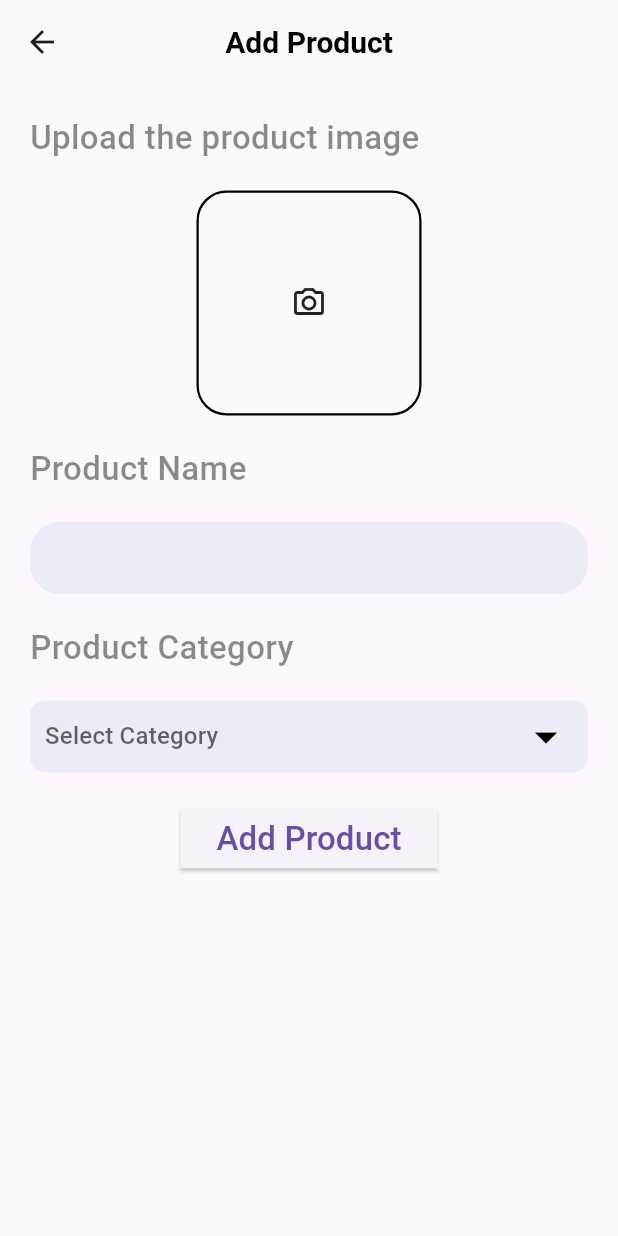
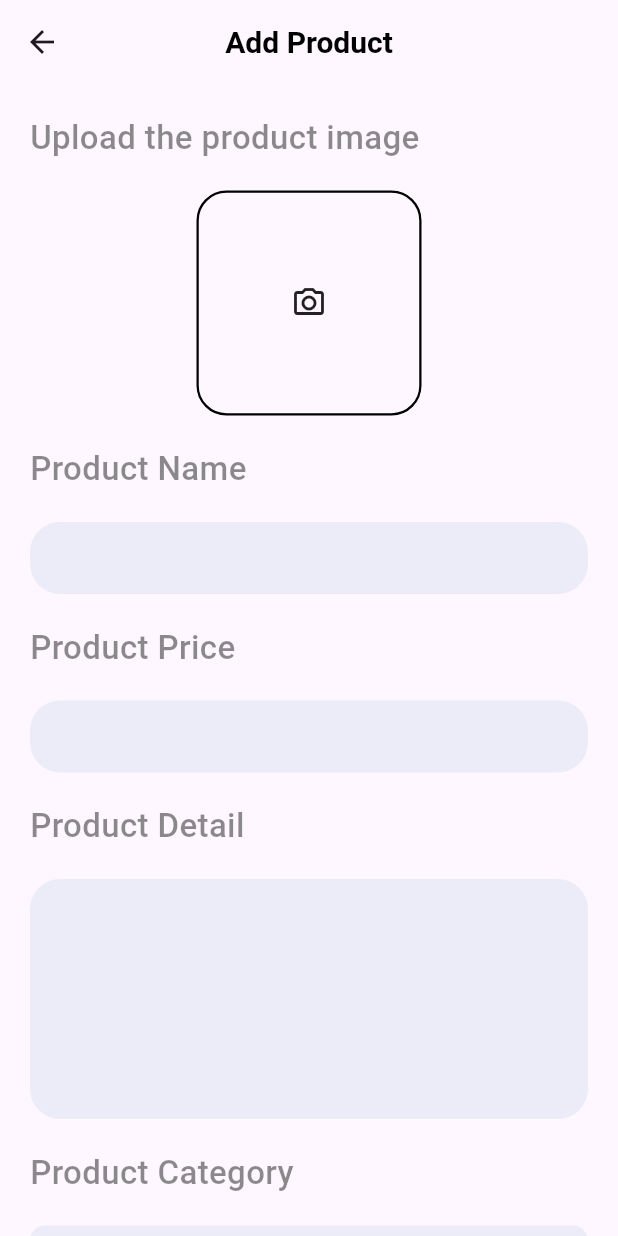
Before and after one commit to manthan-chauhan-17/Shopping-App, a Flutter app: the screen it shows after launch, on a phone screen of 412 x 824 dp. Run offline on Flutter 3.47's test engine with Material 3 defaults, Android fonts, the phone set to English and light mode, and no system bars; our stand-ins replace cloud_firestore, curved_navigation_bar, firebase_auth, firebase_core, firebase_storage, image_picker and 2 more; accounts and stored records are empty.

Commit message:
Products price and detail field added to Add Product page

```diff
--- a/lib/admin/add_product.dart
+++ b/lib/admin/add_product.dart
@@ -21,6 +21,8 @@ class _AddProductState extends State<AddProduct> {
   File? selectedImage;
 
   TextEditingController productNameController = TextEditingController();
+  TextEditingController productPriceController = TextEditingController();
+  TextEditingController productDetailController = TextEditingController();
 
   Future getImage() async {
     var image = await _picker.pickImage(source: ImageSource.gallery);
@@ -40,6 +42,8 @@ class _AddProductState extends State<AddProduct> {
       Map<String, dynamic> addProduct = {
         "Product Name": productNameController.text,
         "Product Image": downloadUrl,
+        "Product Price": productPriceController.text,
+        "Product Detail": productDetailController.text,
       };
 
       await DatabaseMethods().addProduct(addProduct, value!).then((value) {
@@ -74,8 +78,9 @@ class _AddProductState extends State<AddProduct> {
         ),
         centerTitle: true,
       ),
-      body: Container(
-        margin: const EdgeInsets.only(left: 20.0, top: 20.0, right: 20.0),
+      body: SingleChildScrollView(
+        child: Container(
+          margin: const EdgeInsets.all(20.0),
           child: Column(
             crossAxisAlignment: CrossAxisAlignment.start,
             children: [
@@ -152,6 +157,55 @@ class _AddProductState extends State<AddProduct> {
                 height: 20.0,
               ),
               Text(
+                "Product Price",
+                style: AppWidgets.lightWeightTextStyle(),
+              ),
+              const SizedBox(
+                height: 20.0,
+              ),
+              Container(
+                padding: const EdgeInsets.symmetric(horizontal: 20.0),
+                width: MediaQuery.of(context).size.width,
+                decoration: BoxDecoration(
+                  color: const Color(0XFFececf8),
+                  borderRadius: BorderRadius.circular(20.0),
+                ),
+                child: TextField(
+                  controller: productPriceController,
+                  decoration: const InputDecoration(
+                    border: InputBorder.none,
+                  ),
+                ),
+              ),
+              const SizedBox(
+                height: 20.0,
+              ),
+              Text(
+                "Product Detail",
+                style: AppWidgets.lightWeightTextStyle(),
+              ),
+              const SizedBox(
+                height: 20.0,
+              ),
+              Container(
+                padding: const EdgeInsets.symmetric(horizontal: 20.0),
+                width: MediaQuery.of(context).size.width,
+                decoration: BoxDecoration(
+                  color: const Color(0XFFececf8),
+                  borderRadius: BorderRadius.circular(20.0),
+                ),
+                child: TextField(
+                  maxLines: 6,
+                  controller: productDetailController,
+                  decoration: const InputDecoration(
+                    border: InputBorder.none,
+                  ),
+                ),
+              ),
+              const SizedBox(
+                height: 20.0,
+              ),
+              Text(
                 "Product Category",
                 style: AppWidgets.lightWeightTextStyle(),
               ),
@@ -216,6 +270,7 @@ class _AddProductState extends State<AddProduct> {
             ],
           ),
         ),
+      ),
     );
   }
 }
```
Lines whose indentation alone changed are shown as unchanged.
